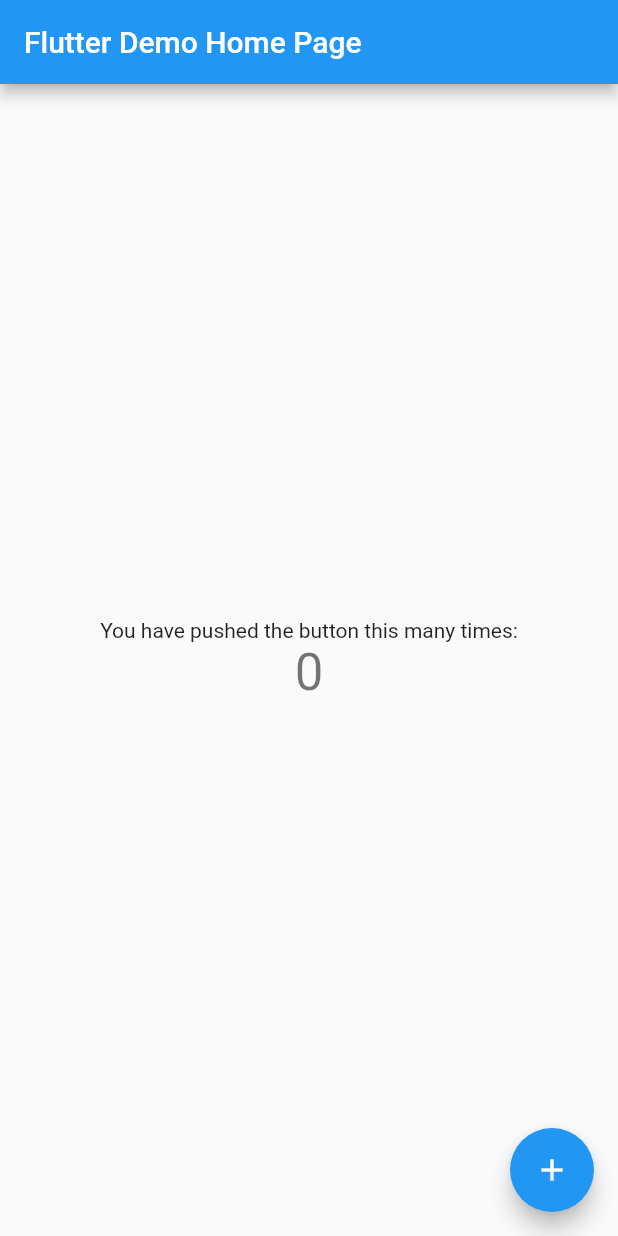
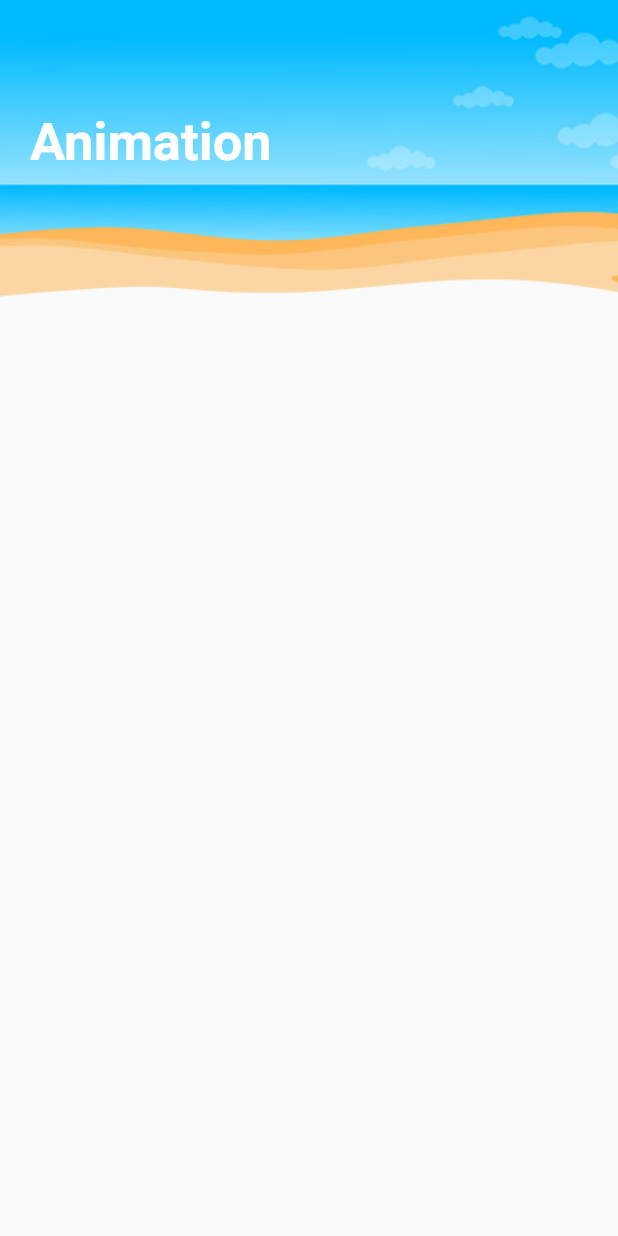
Before and after one commit to Tareq23/Flutter-Animation, a Flutter app: the screen it shows after launch, on a phone screen of 412 x 824 dp. Run offline on Flutter 3.47's test engine with Material 2 defaults, Android fonts, the phone set to English and light mode, and no system bars.

Commit message:
add background with home page title

```diff
--- a/lib/main.dart
+++ b/lib/main.dart
@@ -1,115 +1,21 @@
+
+
 import 'package:flutter/material.dart';
+import 'package:flutter_animation/pages/home_page.dart';
 
-void main() {
-  runApp(const MyApp());
+void main()
+{
+  runApp(MyApp());
 }
 
 class MyApp extends StatelessWidget {
   const MyApp({Key? key}) : super(key: key);
 
-  // This widget is the root of your application.
   @override
   Widget build(BuildContext context) {
-    return MaterialApp(
-      title: 'Flutter Demo',
-      theme: ThemeData(
-        // This is the theme of your application.
-        //
-        // Try running your application with "flutter run". You'll see the
-        // application has a blue toolbar. Then, without quitting the app, try
-        // changing the primarySwatch below to Colors.green and then invoke
-        // "hot reload" (press "r" in the console where you ran "flutter run",
-        // or simply save your changes to "hot reload" in a Flutter IDE).
-        // Notice that the counter didn't reset back to zero; the application
-        // is not restarted.
-        primarySwatch: Colors.blue,
-      ),
-      home: const MyHomePage(title: 'Flutter Demo Home Page'),
+    return const MaterialApp(
+      debugShowCheckedModeBanner: false,
+      home: HomePage(),
     );
   }
 }
-
-class MyHomePage extends StatefulWidget {
-  const MyHomePage({Key? key, required this.title}) : super(key: key);
-
-  // This widget is the home page of your application. It is stateful, meaning
-  // that it has a State object (defined below) that contains fields that affect
-  // how it looks.
-
-  // This class is the configuration for the state. It holds the values (in this
-  // case the title) provided by the parent (in this case the App widget) and
-  // used by the build method of the State. Fields in a Widget subclass are
-  // always marked "final".
-
-  final String title;
-
-  @override
-  State<MyHomePage> createState() => _MyHomePageState();
-}
-
-class _MyHomePageState extends State<MyHomePage> {
-  int _counter = 0;
-
-  void _incrementCounter() {
-    setState(() {
-      // This call to setState tells the Flutter framework that something has
-      // changed in this State, which causes it to rerun the build method below
-      // so that the display can reflect the updated values. If we changed
-      // _counter without calling setState(), then the build method would not be
-      // called again, and so nothing would appear to happen.
-      _counter++;
-    });
-  }
-
-  @override
-  Widget build(BuildContext context) {
-    // This method is rerun every time setState is called, for instance as done
-    // by the _incrementCounter method above.
-    //
-    // The Flutter framework has been optimized to make rerunning build methods
-    // fast, so that you can just rebuild anything that needs updating rather
-    // than having to individually change instances of widgets.
-    return Scaffold(
-      appBar: AppBar(
-        // Here we take the value from the MyHomePage object that was created by
-        // the App.build method, and use it to set our appbar title.
-        title: Text(widget.title),
-      ),
-      body: Center(
-        // Center is a layout widget. It takes a single child and positions it
-        // in the middle of the parent.
-        child: Column(
-          // Column is also a layout widget. It takes a list of children and
-          // arranges them vertically. By default, it sizes itself to fit its
-          // children horizontally, and tries to be as tall as its parent.
-          //
-          // Invoke "debug painting" (press "p" in the console, choose the
-          // "Toggle Debug Paint" action from the Flutter Inspector in Android
-          // Studio, or the "Toggle Debug Paint" command in Visual Studio Code)
-          // to see the wireframe for each widget.
-          //
-          // Column has various properties to control how it sizes itself and
-          // how it positions its children. Here we use mainAxisAlignment to
-          // center the children vertically; the main axis here is the vertical
-          // axis because Columns are vertical (the cross axis would be
-          // horizontal).
-          mainAxisAlignment: MainAxisAlignment.center,
-          children: <Widget>[
-            const Text(
-              'You have pushed the button this many times:',
-            ),
-            Text(
-              '$_counter',
-              style: Theme.of(context).textTheme.headline4,
-            ),
-          ],
-        ),
-      ),
-      floatingActionButton: FloatingActionButton(
-        onPressed: _incrementCounter,
-        tooltip: 'Increment',
-        child: const Icon(Icons.add),
-      ), // This trailing comma makes auto-formatting nicer for build methods.
-    );
-  }
-}
--- /dev/null
+++ b/lib/pages/home_page.dart
@@ -0,0 +1,37 @@
+import 'package:flutter/material.dart';
+
+class HomePage extends StatefulWidget {
+  const HomePage({Key? key}) : super(key: key);
+
+  @override
+  _HomePageState createState() => _HomePageState();
+}
+
+class _HomePageState extends State<HomePage> {
+  @override
+  Widget build(BuildContext context) {
+    return Scaffold(
+      body: Container(
+        // width: ,
+        padding: const EdgeInsets.all(20),
+        decoration: const BoxDecoration(
+          image: DecorationImage(
+            image: AssetImage('images/bg.png'),
+            fit: BoxFit.fitWidth,
+            alignment: Alignment.topLeft,
+          )
+        ),
+        child: Column(
+          children: [
+            const SizedBox(height: 25,),
+            Container(
+              height: 100,
+              alignment: Alignment.centerLeft,
+              child: const Text('Animation',style: TextStyle(color: Colors.white,fontSize: 35,fontWeight: FontWeight.w600),),
+            )
+          ],
+        ),
+      ),
+    );
+  }
+}
--- a/pubspec.yaml
+++ b/pubspec.yaml
@@ -58,9 +58,8 @@ flutter:
   uses-material-design: true
 
   # To add assets to your application, add an assets section, like this:
-  # assets:
-  #   - images/a_dot_burr.jpeg
-  #   - images/a_dot_ham.jpeg
+  assets:
+    - images/
 
   # An image asset can refer to one or more resolution-specific "variants", see
   # https://flutter.dev/assets-and-images/#resolution-aware.
```
